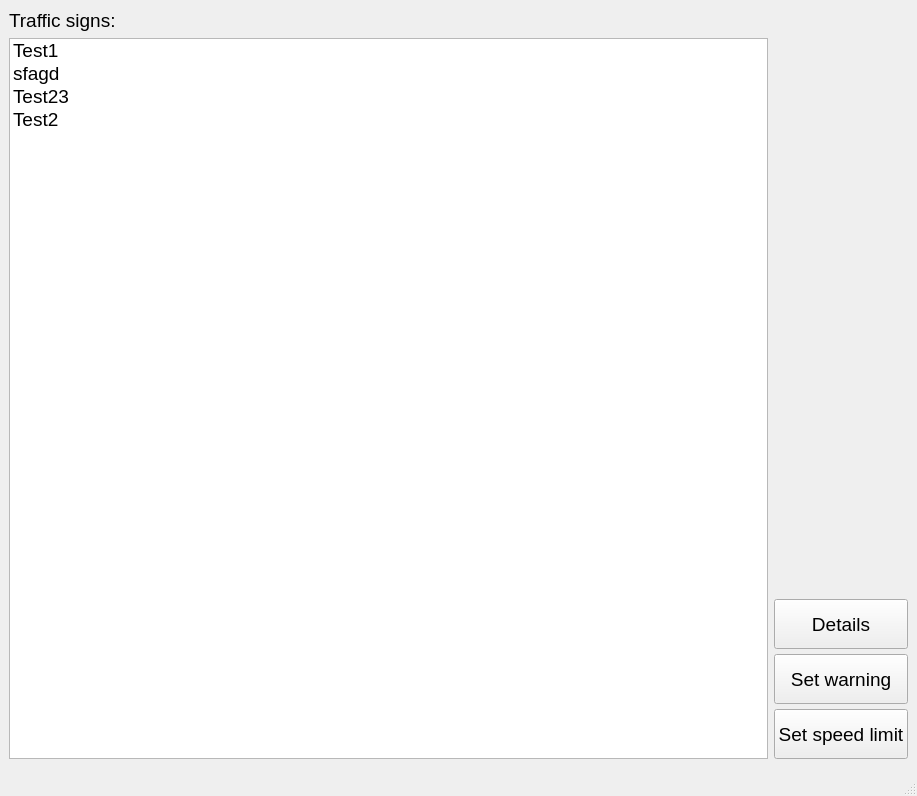
Old version of the form TrafficSignCode/AdminApp/MainPage.ui in the repository IliyanAntov/TrafficSign.
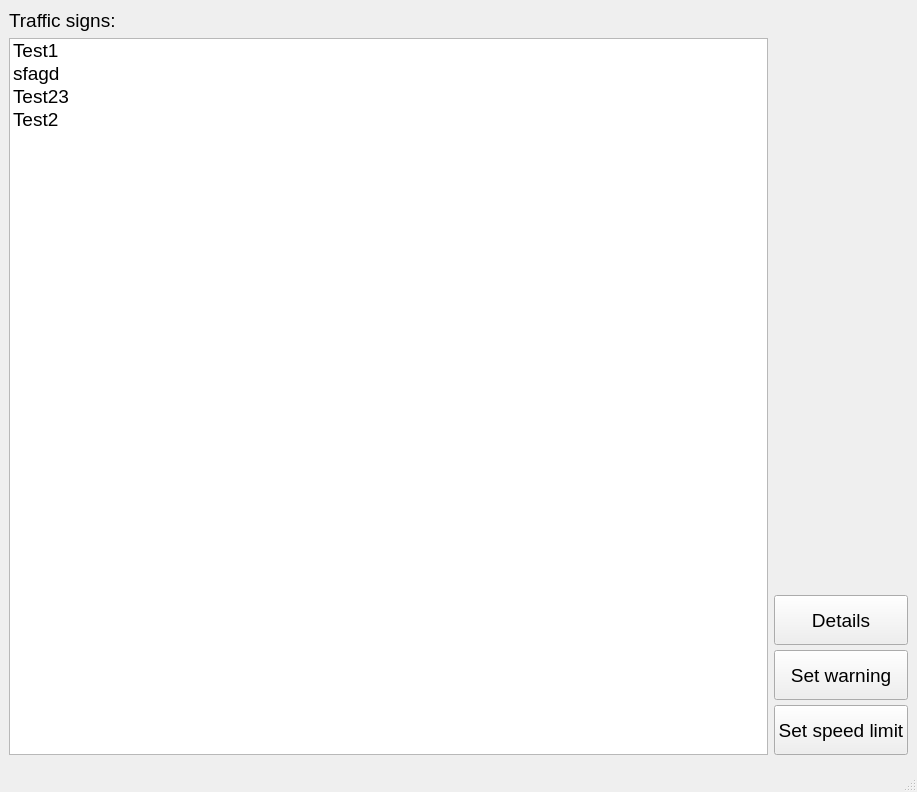
New version of the form.

Commit message: Working speed limit sending

What changed in the file:
```diff
--- a/TrafficSignCode/AdminApp/MainPage.ui
+++ b/TrafficSignCode/AdminApp/MainPage.ui
@@ -7,7 +7,7 @@
     <x>0</x>
     <y>0</y>
     <width>917</width>
-    <height>796</height>
+    <height>792</height>
    </rect>
   </property>
   <property name="sizePolicy">
@@ -30,19 +30,6 @@
   </property>
   <widget class="QWidget" name="centralwidget">
    <layout class="QGridLayout" name="gridLayout">
-    <item row="0" column="0">
-     <widget class="QLabel" name="label">
-      <property name="font">
-       <font>
-        <family>Arial</family>
-        <pointsize>14</pointsize>
-       </font>
-      </property>
-      <property name="text">
-       <string>Traffic signs:</string>
-      </property>
-     </widget>
-    </item>
     <item row="6" column="0">
      <widget class="QListWidget" name="DeviceList">
       <property name="sizePolicy">
@@ -168,6 +155,19 @@
       </item>
      </layout>
     </item>
+    <item row="0" column="0" colspan="2">
+     <widget class="QLabel" name="label">
+      <property name="font">
+       <font>
+        <family>Arial</family>
+        <pointsize>14</pointsize>
+       </font>
+      </property>
+      <property name="text">
+       <string>Traffic signs:</string>
+      </property>
+     </widget>
+    </item>
    </layout>
   </widget>
   <widget class="QMenuBar" name="menubar">
```
The commit also changes 1 other file.
